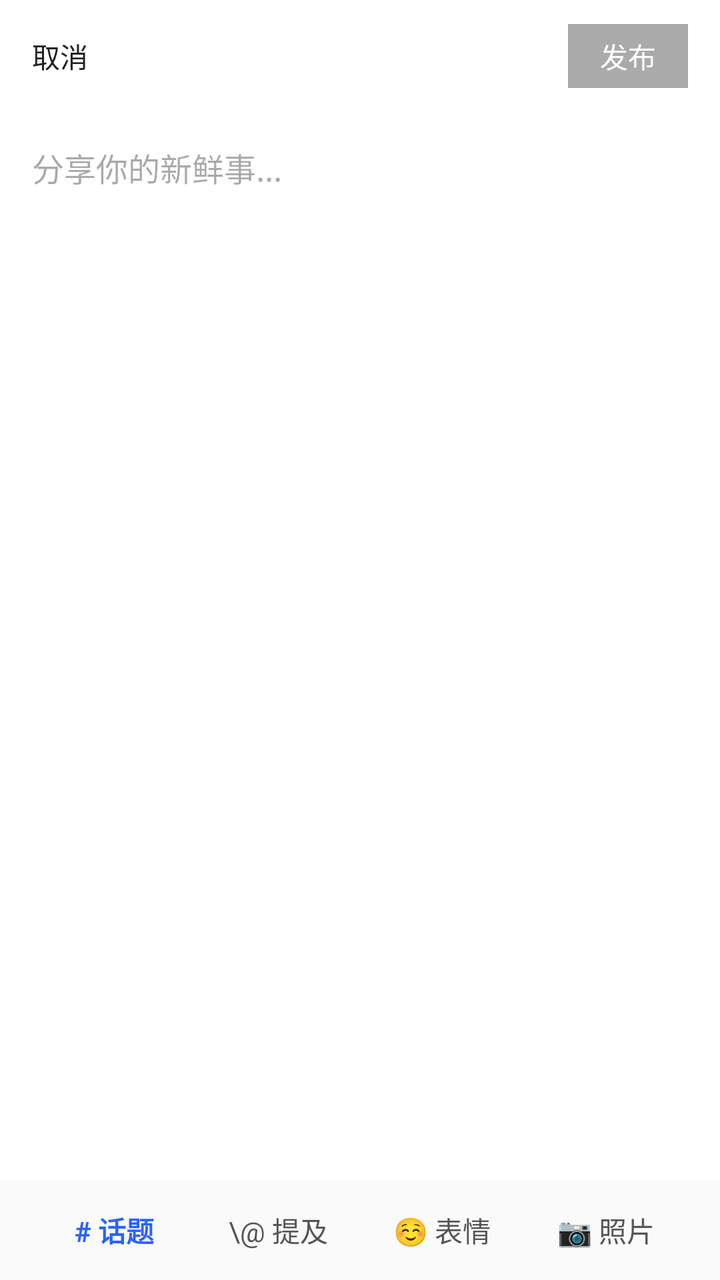
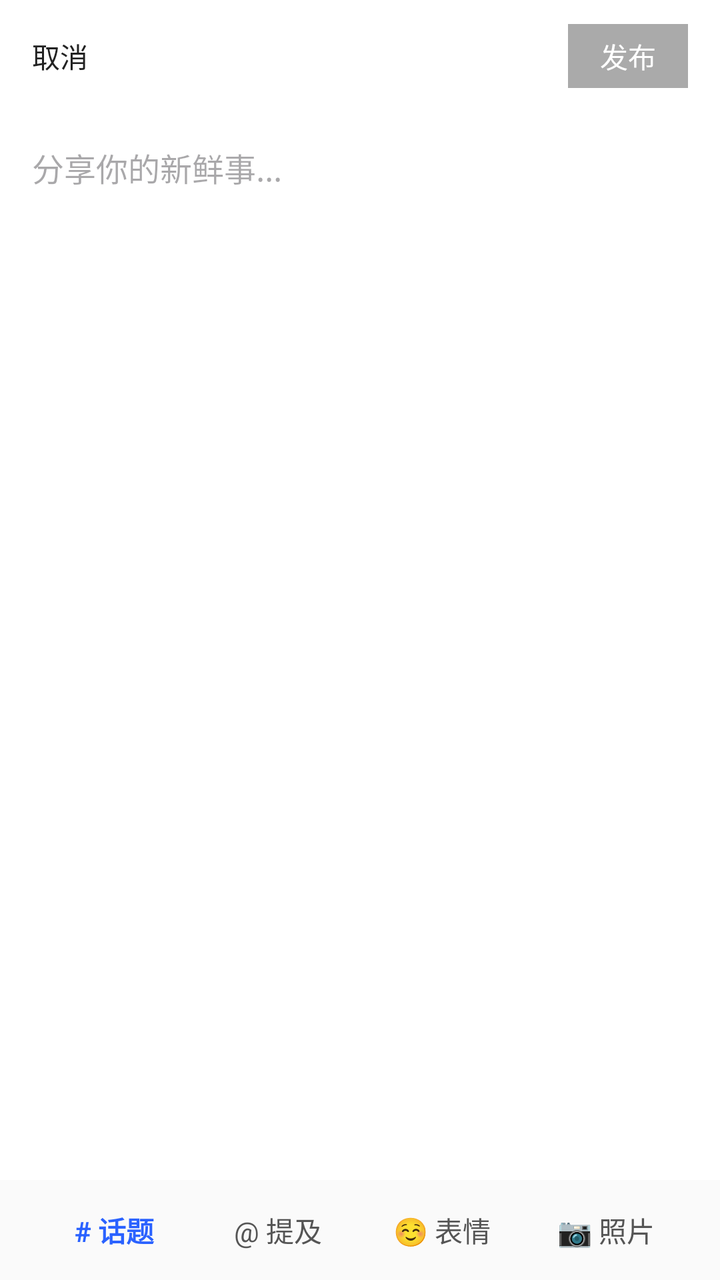

Two renders of the same Android screen: before a commit and after it. Below are the layout's source before the change and the commit's diff.
<!-- AndroidManifest.xml: application theme Theme.Test_microTT -->
<!-- res/layout/activity_mvc_test.xml -->
<?xml version="1.0" encoding="utf-8"?>
<androidx.constraintlayout.widget.ConstraintLayout
    xmlns:android="http://schemas.android.com/apk/res/android"
    xmlns:app="http://schemas.android.com/apk/res-auto"
    android:layout_width="match_parent"
    android:layout_height="match_parent"
    android:background="#FFFFFF">

    <RelativeLayout
        android:id="@+id/topBar"
        android:layout_width="match_parent"
        android:layout_height="56dp"
        android:paddingHorizontal="16dp"
        android:background="#FFFFFF"
        app:layout_constraintTop_toTopOf="parent">

        <TextView
            android:id="@+id/btnCancel"
            android:layout_width="wrap_content"
            android:layout_height="match_parent"
            android:gravity="center"
            android:text="取消"
            android:textColor="#222222"
            android:textSize="14sp" />
        <Button
            android:id="@+id/btnPublish"
            android:layout_width="wrap_content"
            android:layout_height="32dp"
            android:layout_alignParentRight="true"
            android:layout_centerVertical="true"
            android:minWidth="60dp"
            android:paddingHorizontal="12dp"
            android:background="@android:color/darker_gray"
            android:text="发布"
            android:textColor="#FFFFFF"
            android:textSize="14sp"
            android:enabled="false"
            android:elevation="0dp"
            android:includeFontPadding="false"
            android:insetTop="0dp"
            android:insetBottom="0dp"/>

    </RelativeLayout>

    <androidx.core.widget.NestedScrollView
        android:layout_width="match_parent"
        android:layout_height="0dp"
        android:fillViewport="true"
        app:layout_constraintTop_toBottomOf="@id/topBar"
        app:layout_constraintBottom_toTopOf="@id/bottomToolbar">

        <LinearLayout
            android:layout_width="match_parent"
            android:layout_height="wrap_content"
            android:orientation="vertical"
            android:padding="16dp">

            <androidx.appcompat.widget.AppCompatEditText
                android:id="@+id/etEditor"
                android:layout_width="match_parent"
                android:layout_height="wrap_content"
                android:minLines="6"
                android:gravity="top|left"
                android:hint="分享你的新鲜事..."
                android:background="@null"
                android:textSize="16sp"
                android:textColor="#222222"
                android:lineSpacingMultiplier="1.2"/>

            <androidx.recyclerview.widget.RecyclerView
                android:id="@+id/rvImages"
                android:layout_width="match_parent"
                android:layout_height="wrap_content"
                android:layout_marginTop="16dp"
                android:overScrollMode="never" />
        </LinearLayout>
    </androidx.core.widget.NestedScrollView>

    <LinearLayout
        android:id="@+id/bottomToolbar"
        android:layout_width="match_parent"
        android:layout_height="50dp"
        android:orientation="horizontal"
        android:background="#FAFAFA"
        android:gravity="center_vertical"
        android:paddingHorizontal="16dp"
        app:layout_constraintBottom_toBottomOf="parent">

        <TextView
            android:id="@+id/barTopic"
            android:layout_width="0dp"
            android:layout_height="match_parent"
            android:layout_weight="1"
            android:gravity="center"
            android:text="\# 话题"
            android:textColor="#2A62FF"
            android:textStyle="bold" />
        <TextView
            android:id="@+id/barMention"
            android:layout_width="0dp"
            android:layout_height="match_parent"
            android:layout_weight="1"
            android:gravity="center"
            android:text="\@ 提及"
            android:textColor="#555555" />
        <TextView
            android:id="@+id/barEmoji"
            android:layout_width="0dp"
            android:layout_height="match_parent"
            android:layout_weight="1"
            android:gravity="center"
            android:text="☺ 表情"
            android:textColor="#555555" />
        <TextView
            android:id="@+id/barPhoto"
            android:layout_width="0dp"
            android:layout_height="match_parent"
            android:layout_weight="1"
            android:gravity="center"
            android:text="📷 照片"
            android:textColor="#555555" />
    </LinearLayout>

</androidx.constraintlayout.widget.ConstraintLayout>
<!-- resources referenced by this layout -->
<resources>
  <style name="Theme.Test_microTT" parent="Base.Theme.Test_microTT" />
  <style name="Base.Theme.Test_microTT" parent="Theme.Material3.DayNight.NoActionBar">
          
          
      </style>
</resources>

<!-- the commit's change to res/layout/activity_mvc_test.xml (unified diff, before → after) -->
@@ -92,7 +92,7 @@
             android:layout_height="match_parent"
             android:layout_weight="1"
             android:gravity="center"
-            android:text="\# 话题"
+            android:text="@string/wtt_bar_topic"
             android:textColor="#2A62FF"
             android:textStyle="bold" />
         <TextView
@@ -101,7 +101,7 @@
             android:layout_height="match_parent"
             android:layout_weight="1"
             android:gravity="center"
-            android:text="\@ 提及"
+            android:text="@string/wtt_bar_mention"
             android:textColor="#555555" />
         <TextView
             android:id="@+id/barEmoji"
@@ -109,7 +109,7 @@
             android:layout_height="match_parent"
             android:layout_weight="1"
             android:gravity="center"
-            android:text="☺ 表情"
+            android:text="@string/wtt_bar_emoji"
             android:textColor="#555555" />
         <TextView
             android:id="@+id/barPhoto"
@@ -117,7 +117,7 @@
             android:layout_height="match_parent"
             android:layout_weight="1"
             android:gravity="center"
-            android:text="📷 照片"
+            android:text="@string/wtt_bar_photo"
             android:textColor="#555555" />
     </LinearLayout>
 
<!-- resource entries referenced after the edit -->
@@ -1,5 +1,9 @@
 <!-- resources referenced by this layout -->
 <resources>
+  <string name="wtt_bar_emoji">☺ 表情</string>
+  <string name="wtt_bar_mention">@ 提及</string>
+  <string name="wtt_bar_photo">📷 照片</string>
+  <string name="wtt_bar_topic"># 话题</string>
   <style name="Theme.Test_microTT" parent="Base.Theme.Test_microTT" />
   <style name="Base.Theme.Test_microTT" parent="Theme.Material3.DayNight.NoActionBar">
           
